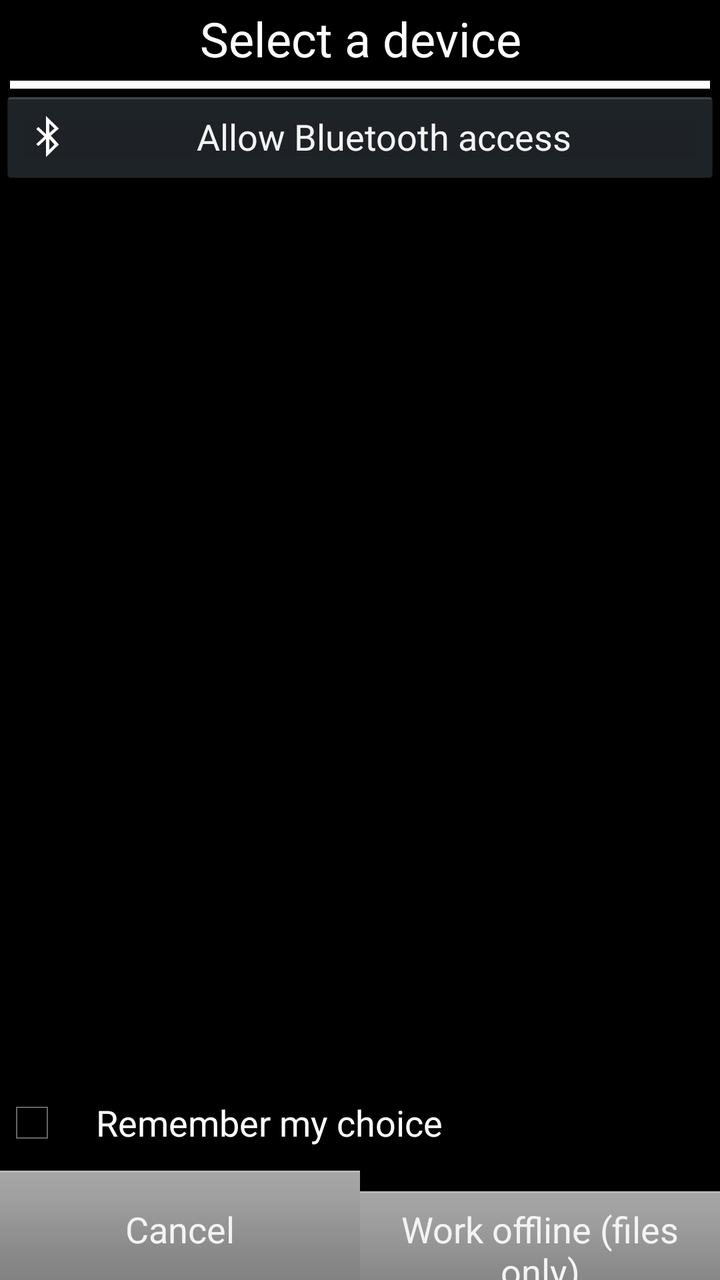
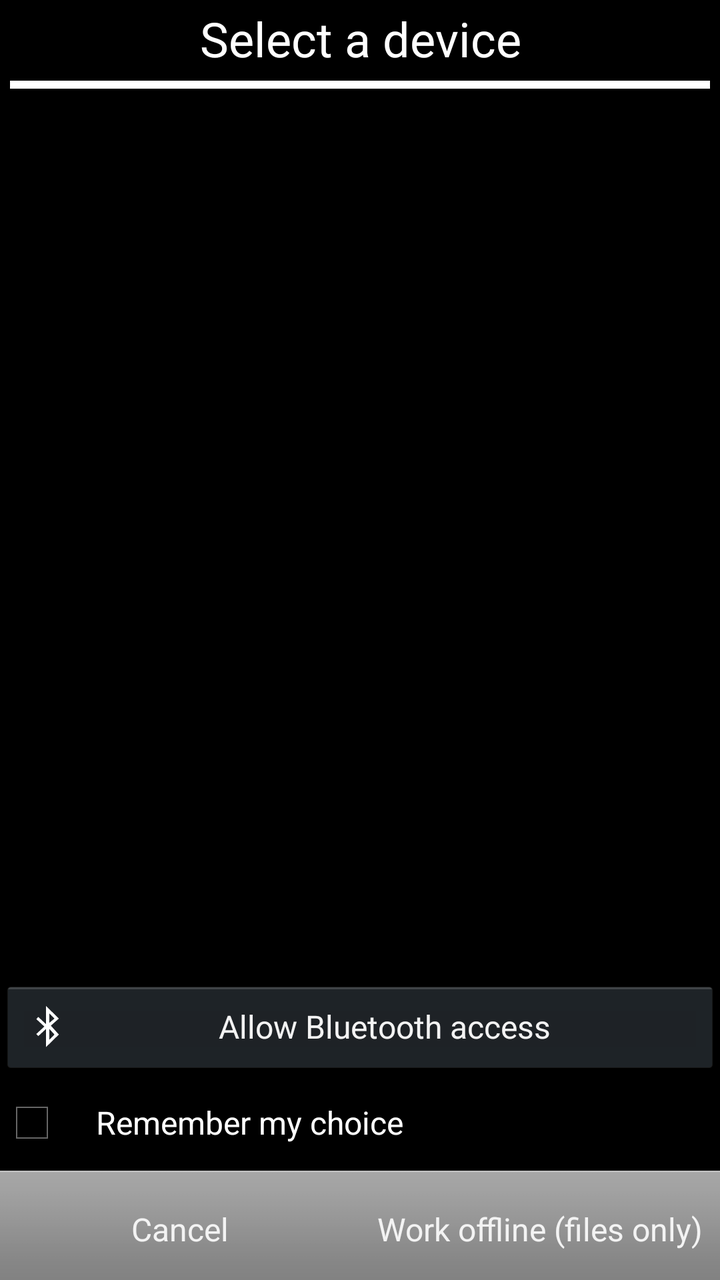

Compare the two renders of this Android layout. The source of the first and the diff that turns it into the second are given below.
<!-- AndroidManifest.xml: application theme AppTheme -->
<!-- res/layout/activity_atom_spectra_device_select.xml -->
<?xml version="1.0" encoding="utf-8"?>
<androidx.constraintlayout.widget.ConstraintLayout xmlns:android="http://schemas.android.com/apk/res/android"
    xmlns:app="http://schemas.android.com/apk/res-auto"
    xmlns:tools="http://schemas.android.com/tools"
    android:layout_width="match_parent"
    android:layout_height="match_parent"
    android:background="#000000"
    tools:context=".AtomSpectraDeviceSelect">

    <TextView
        android:id="@+id/textCaption"
        android:layout_width="match_parent"
        android:layout_height="wrap_content"
        android:layout_marginTop="3dp"
        android:layout_marginBottom="3dp"
        android:gravity="center"
        android:text="@string/device_select_title"
        android:textColor="#FFFFFF"
        android:textSize="24sp"
        app:layout_constraintEnd_toEndOf="parent"
        app:layout_constraintStart_toStartOf="parent"
        app:layout_constraintTop_toTopOf="parent" />

    <View
        android:id="@+id/divider"
        android:layout_width="match_parent"
        android:layout_height="4dp"
        android:layout_margin="5dp"
        android:background="#FFFFFF"
        app:layout_constraintEnd_toEndOf="parent"
        app:layout_constraintStart_toStartOf="parent"
        app:layout_constraintTop_toBottomOf="@id/textCaption" />

    <TextView
        android:id="@+id/statusText"
        android:layout_width="match_parent"
        android:layout_height="wrap_content"
        android:gravity="center"
        android:padding="8dp"
        android:textColor="#FFA629"
        android:textSize="18sp"
        android:visibility="gone"
        app:layout_constraintEnd_toEndOf="parent"
        app:layout_constraintStart_toStartOf="parent"
        app:layout_constraintTop_toBottomOf="@id/divider" />

    <LinearLayout
        android:id="@+id/bluetoothControls"
        android:layout_width="0dp"
        android:layout_height="wrap_content"
        android:orientation="vertical"
        app:layout_constraintStart_toStartOf="parent"
        app:layout_constraintEnd_toEndOf="parent"
        app:layout_constraintTop_toBottomOf="@id/statusText">

        <TextView
            android:id="@+id/bluetoothWarning"
            android:layout_width="match_parent"
            android:layout_height="wrap_content"
            android:padding="8dp"
            android:textColor="#FFA629"
            android:textSize="16sp"
            android:accessibilityLiveRegion="polite"
            android:visibility="gone" />

        <Button
            android:id="@+id/bluetoothAction"
            android:layout_width="match_parent"
            android:layout_height="wrap_content"
            android:drawableStart="@android:drawable/stat_sys_data_bluetooth"
            android:text="@string/bluetooth_allow" />
    </LinearLayout>

    <ScrollView
        android:id="@+id/deviceListScroll"
        android:layout_width="0dp"
        android:layout_height="0dp"
        app:layout_constraintBottom_toTopOf="@+id/rememberChoice"
        app:layout_constraintEnd_toEndOf="parent"
        app:layout_constraintStart_toStartOf="parent"
        app:layout_constraintTop_toBottomOf="@id/bluetoothControls">

        <LinearLayout
            android:id="@+id/deviceList"
            android:layout_width="match_parent"
            android:layout_height="wrap_content"
            android:orientation="vertical" />
    </ScrollView>

    <CheckBox
        android:id="@+id/rememberChoice"
        android:layout_width="0dp"
        android:layout_height="wrap_content"
        android:minHeight="48dp"
        android:paddingStart="16dp"
        android:paddingEnd="16dp"
        android:buttonTint="#FFFFFF"
        android:saveEnabled="false"
        android:text="@string/device_select_remember"
        android:textColor="#FFFFFF"
        android:textSize="18sp"
        app:layout_constraintBottom_toTopOf="@+id/buttons"
        app:layout_constraintEnd_toEndOf="parent"
        app:layout_constraintStart_toStartOf="parent" />

    <LinearLayout
        android:id="@+id/buttons"
        android:layout_width="0dp"
        android:layout_height="wrap_content"
        android:orientation="horizontal"
        app:layout_constraintBottom_toBottomOf="parent"
        app:layout_constraintEnd_toEndOf="parent"
        app:layout_constraintStart_toStartOf="parent">

        <Button
            android:id="@+id/cancelButton"
            style="@android:style/ButtonBar"
            android:layout_width="wrap_content"
            android:layout_height="wrap_content"
            android:layout_weight="1"
            android:text="@android:string/cancel" />

        <Button
            android:id="@+id/offlineButton"
            style="@android:style/ButtonBar"
            android:layout_width="wrap_content"
            android:layout_height="wrap_content"
            android:layout_weight="1"
            android:text="@string/device_select_offline" />
    </LinearLayout>

</androidx.constraintlayout.widget.ConstraintLayout>
<!-- resources referenced by this layout -->
<resources>
  <string name="bluetooth_allow">Allow Bluetooth access</string>
  <string name="device_select_offline">Work offline (files only)</string>
  <string name="device_select_remember">Remember my choice</string>
  <string name="device_select_title">Select a device</string>
  <style name="AppTheme" parent="AppBaseTheme">
          <item name="android:colorPrimary">@color/color_main</item>
          <item name="android:textColor">@color/color_main</item>
          <item name="android:colorAccent">@color/color_main</item>
          
  
      </style>
  <style name="AppBaseTheme" parent="android:Theme.Holo">
          
      </style>
</resources>

<!-- the commit's change to res/layout/activity_atom_spectra_device_select.xml (unified diff, before → after) -->
@@ -16,7 +16,7 @@
         android:gravity="center"
         android:text="@string/device_select_title"
         android:textColor="#FFFFFF"
-        android:textSize="24sp"
+        android:textSize="24dp"
         app:layout_constraintEnd_toEndOf="parent"
         app:layout_constraintStart_toStartOf="parent"
         app:layout_constraintTop_toTopOf="parent" />
@@ -37,12 +37,14 @@
         android:layout_height="wrap_content"
         android:gravity="center"
         android:padding="8dp"
+        android:text="@string/device_select_connecting"
         android:textColor="#FFA629"
-        android:textSize="18sp"
-        android:visibility="gone"
+        android:textSize="16dp"
+        android:accessibilityLiveRegion="polite"
+        android:visibility="invisible"
         app:layout_constraintEnd_toEndOf="parent"
         app:layout_constraintStart_toStartOf="parent"
-        app:layout_constraintTop_toBottomOf="@id/divider" />
+        app:layout_constraintBottom_toTopOf="@id/bluetoothControls" />
 
     <LinearLayout
         android:id="@+id/bluetoothControls"
@@ -51,23 +53,27 @@
         android:orientation="vertical"
         app:layout_constraintStart_toStartOf="parent"
         app:layout_constraintEnd_toEndOf="parent"
-        app:layout_constraintTop_toBottomOf="@id/statusText">
+        app:layout_constraintBottom_toTopOf="@id/rememberChoice">
 
         <TextView
             android:id="@+id/bluetoothWarning"
             android:layout_width="match_parent"
             android:layout_height="wrap_content"
             android:padding="8dp"
+            android:minLines="2"
+            android:text="@string/bluetooth_scan_failed"
             android:textColor="#FFA629"
-            android:textSize="16sp"
+            android:textSize="14dp"
             android:accessibilityLiveRegion="polite"
-            android:visibility="gone" />
+            android:visibility="invisible" />
 
         <Button
             android:id="@+id/bluetoothAction"
             android:layout_width="match_parent"
             android:layout_height="wrap_content"
+            android:minHeight="48dp"
             android:drawableStart="@android:drawable/stat_sys_data_bluetooth"
+            android:textSize="16dp"
             android:text="@string/bluetooth_allow" />
     </LinearLayout>
 
@@ -75,10 +81,10 @@
         android:id="@+id/deviceListScroll"
         android:layout_width="0dp"
         android:layout_height="0dp"
-        app:layout_constraintBottom_toTopOf="@+id/rememberChoice"
+        app:layout_constraintBottom_toTopOf="@id/statusText"
         app:layout_constraintEnd_toEndOf="parent"
         app:layout_constraintStart_toStartOf="parent"
-        app:layout_constraintTop_toBottomOf="@id/bluetoothControls">
+        app:layout_constraintTop_toBottomOf="@id/divider">
 
         <LinearLayout
             android:id="@+id/deviceList"
@@ -98,7 +104,7 @@
         android:saveEnabled="false"
         android:text="@string/device_select_remember"
         android:textColor="#FFFFFF"
-        android:textSize="18sp"
+        android:textSize="16dp"
         app:layout_constraintBottom_toTopOf="@+id/buttons"
         app:layout_constraintEnd_toEndOf="parent"
         app:layout_constraintStart_toStartOf="parent" />
@@ -107,6 +113,7 @@
         android:id="@+id/buttons"
         android:layout_width="0dp"
         android:layout_height="wrap_content"
+        android:baselineAligned="false"
         android:orientation="horizontal"
         app:layout_constraintBottom_toBottomOf="parent"
         app:layout_constraintEnd_toEndOf="parent"
@@ -115,17 +122,21 @@
         <Button
             android:id="@+id/cancelButton"
             style="@android:style/ButtonBar"
-            android:layout_width="wrap_content"
-            android:layout_height="wrap_content"
+            android:layout_width="0dp"
+            android:layout_height="match_parent"
             android:layout_weight="1"
+            android:minHeight="48dp"
+            android:textSize="16dp"
             android:text="@android:string/cancel" />
 
         <Button
             android:id="@+id/offlineButton"
             style="@android:style/ButtonBar"
-            android:layout_width="wrap_content"
-            android:layout_height="wrap_content"
+            android:layout_width="0dp"
+            android:layout_height="match_parent"
             android:layout_weight="1"
+            android:minHeight="48dp"
+            android:textSize="16dp"
             android:text="@string/device_select_offline" />
     </LinearLayout>
 
<!-- resource entries referenced after the edit -->
@@ -1,6 +1,8 @@
 <!-- resources referenced by this layout -->
 <resources>
   <string name="bluetooth_allow">Allow Bluetooth access</string>
+  <string name="bluetooth_scan_failed">Bluetooth discovery failed</string>
+  <string name="device_select_connecting">Connecting…</string>
   <string name="device_select_offline">Work offline (files only)</string>
   <string name="device_select_remember">Remember my choice</string>
   <string name="device_select_title">Select a device</string>
